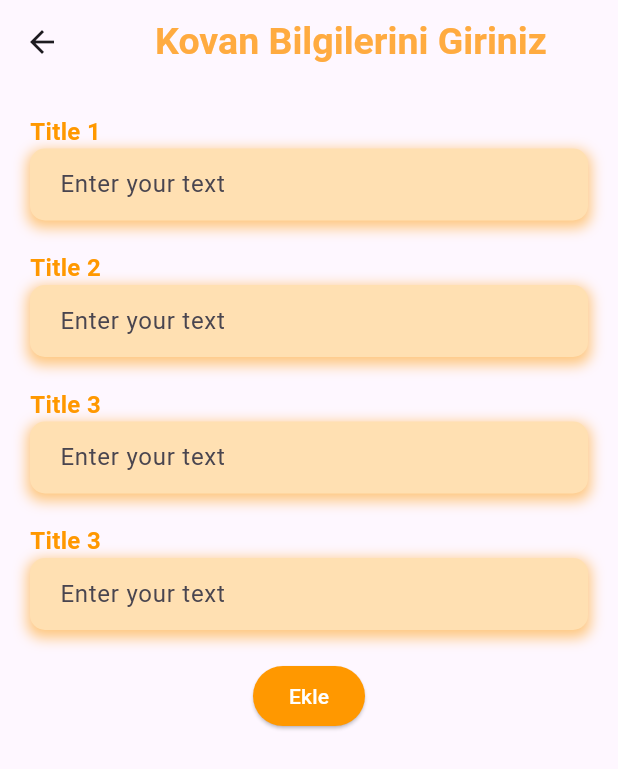
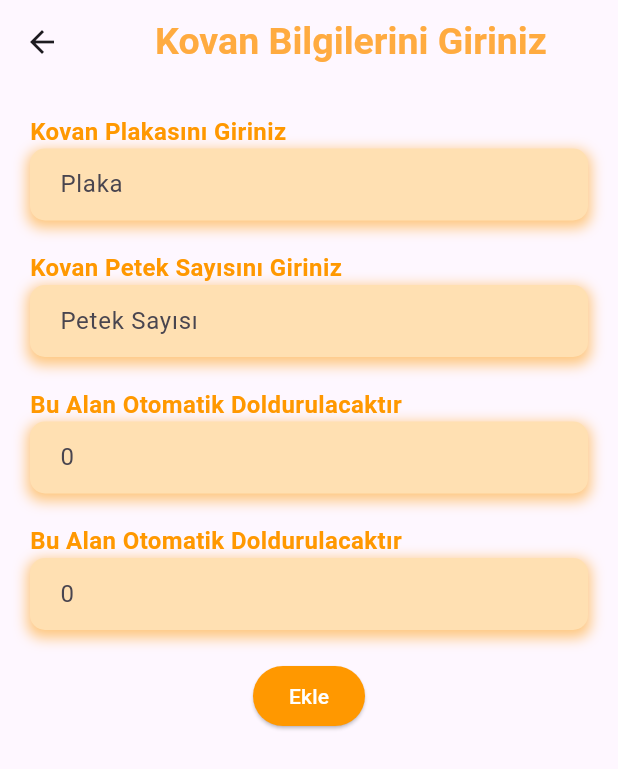
Before and after one commit to Intelli-Hive/IntelliHive-Mobile, a Flutter app: the NewHive screen opened directly, on a phone screen of 412 x 824 dp. Shown: the top 769 px of the screen. Run offline on Flutter 3.47's test engine with Material 3 defaults, Android fonts, the phone set to English and light mode, and no system bars; our stand-ins replace cloud_firestore, firebase_auth, firebase_core, flutter_svg, fluttertoast; accounts and stored records are empty.

Commit message:
add hive page upgraded

```diff
--- a/intellihive_mobile_app/lib/Pages/Hive_Page/new_hive.dart
+++ b/intellihive_mobile_app/lib/Pages/Hive_Page/new_hive.dart
@@ -48,7 +48,7 @@ class _NewHiveState extends State<NewHive> {
                 crossAxisAlignment: CrossAxisAlignment.start,
                 children: [
                   Text(
-                    'Title 1', // Başlık 1
+                    'Kovan Plakasını Giriniz', // Başlık 1
                     style: TextStyle(
                       color: Colors.orange, // Turuncu rengi
                       fontSize: 16.0,
@@ -73,7 +73,7 @@ class _NewHiveState extends State<NewHive> {
                       controller: _kovanPlakaController,
                       decoration: InputDecoration(
                         border: InputBorder.none,
-                        hintText: 'Enter your text',
+                        hintText: 'Plaka',
                       ),
                     ),
                   ),
@@ -86,7 +86,7 @@ class _NewHiveState extends State<NewHive> {
                 crossAxisAlignment: CrossAxisAlignment.start,
                 children: [
                   Text(
-                    'Title 2', // Başlık 2
+                    'Kovan Petek Sayısını Giriniz', // Başlık 2
                     style: TextStyle(
                       color: Colors.orange, // Turuncu rengi
                       fontSize: 16.0,
@@ -111,7 +111,7 @@ class _NewHiveState extends State<NewHive> {
                       controller: _kovanSicaklikController,
                       decoration: InputDecoration(
                         border: InputBorder.none,
-                        hintText: 'Enter your text',
+                        hintText: 'Petek Sayısı',
                       ),
                     ),
                   ),
@@ -124,7 +124,7 @@ class _NewHiveState extends State<NewHive> {
                 crossAxisAlignment: CrossAxisAlignment.start,
                 children: [
                   Text(
-                    'Title 3', // Başlık 3
+                    'Bu Alan Otomatik Doldurulacaktır', // Başlık 3
                     style: TextStyle(
                       color: Colors.orange, // Turuncu rengi
                       fontSize: 16.0,
@@ -149,8 +149,9 @@ class _NewHiveState extends State<NewHive> {
                       controller: _kovanNemController,
                       decoration: InputDecoration(
                         border: InputBorder.none,
-                        hintText: 'Enter your text',
+                        hintText: '0',
                       ),
+                      readOnly: true,
                     ),
                   ),
                 ],
@@ -162,7 +163,7 @@ class _NewHiveState extends State<NewHive> {
                 crossAxisAlignment: CrossAxisAlignment.start,
                 children: [
                   Text(
-                    'Title 3', // Başlık 3
+                    'Bu Alan Otomatik Doldurulacaktır', // Başlık 3
                     style: TextStyle(
                       color: Colors.orange, // Turuncu rengi
                       fontSize: 16.0,
@@ -187,8 +188,9 @@ class _NewHiveState extends State<NewHive> {
                       controller: _kovanAgirlikController,
                       decoration: InputDecoration(
                         border: InputBorder.none,
-                        hintText: 'Enter your text',
+                        hintText: '0',
                       ),
+                      readOnly: true,
                     ),
                   ),
                 ],
@@ -198,7 +200,7 @@ class _NewHiveState extends State<NewHive> {
               Center(
                 child: ElevatedButton(
                   onPressed: () async{
-                    HiveService().AddHive(userId: userId, kovan_plaka: _kovanPlakaController.text.trim(), kovan_sicaklik: _kovanSicaklikController.text.trim(), kovan_nem: _kovanNemController.text.trim(), kovan_agirlik: _kovanAgirlikController.text.trim());
+                    HiveService().AddHive(userId: userId, kovan_plaka: _kovanPlakaController.text.trim(), kovan_sicaklik: _kovanSicaklikController.text.trim(), kovan_nem: "0", kovan_agirlik: "0");
 
                     Navigator.pop(context);
 
```
Also changed, not shown: intellihive_mobile_app/lib/Pages/Hive_Page/hive_main.dart (+61 -18 lines).
